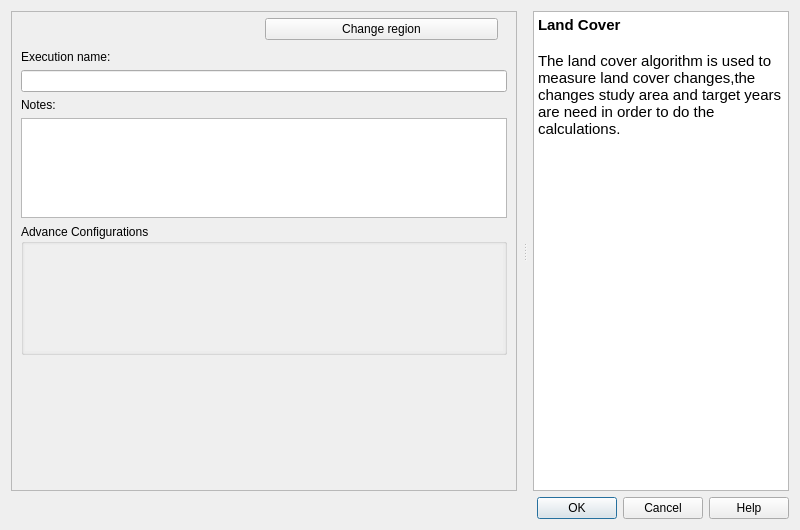
Above: LDMP/gui/DlgCalculateLC.ui from ConservationInternational/trends.earth before the change. Below: the same form after it.
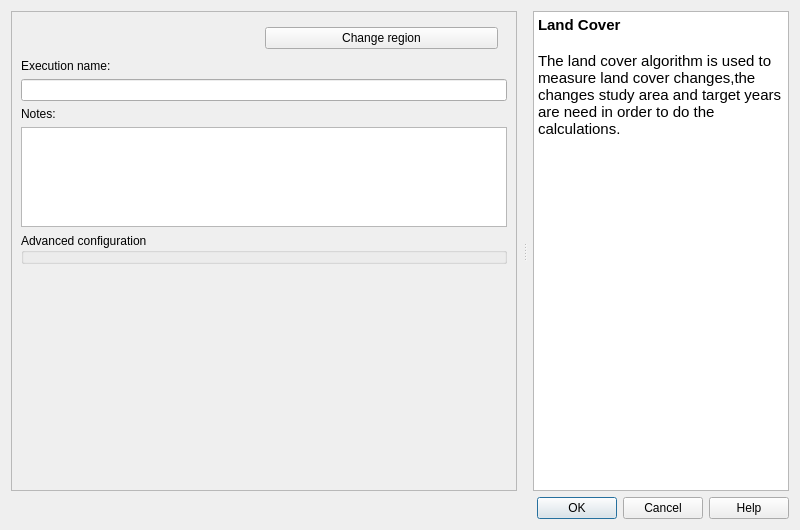
That is the form after the change. Custom widgets are drawn as their Qt base class.

Commit message: added scroll area in all algorithm execution dialogs

Patch:
```diff
--- a/LDMP/gui/DlgCalculateLC.ui
+++ b/LDMP/gui/DlgCalculateLC.ui
@@ -19,7 +19,7 @@
   <property name="windowTitle">
    <string> Land Cover | Land Degradation</string>
   </property>
-  <layout class="QVBoxLayout" name="verticalLayout">
+  <layout class="QVBoxLayout" name="verticalLayout_2">
    <item>
     <widget class="QSplitter" name="splitter">
      <property name="orientation">
@@ -36,23 +36,56 @@
        </sizepolicy>
       </property>
       <property name="frameShape">
-       <enum>QFrame::StyledPanel</enum>
+       <enum>QFrame::NoFrame</enum>
       </property>
       <property name="frameShadow">
        <enum>QFrame::Raised</enum>
       </property>
       <layout class="QVBoxLayout" name="verticalLayout_3">
        <property name="leftMargin">
-        <number>9</number>
+        <number>0</number>
        </property>
        <property name="topMargin">
         <number>0</number>
        </property>
        <property name="rightMargin">
+        <number>0</number>
+       </property>
+       <property name="bottomMargin">
+        <number>0</number>
+       </property>
+       <item>
+        <widget class="QScrollArea" name="scrollArea">
+         <property name="frameShape">
+          <enum>QFrame::StyledPanel</enum>
+         </property>
+         <property name="widgetResizable">
+          <bool>true</bool>
+         </property>
+         <widget class="QWidget" name="scrollAreaWidgetContents">
+          <property name="geometry">
+           <rect>
+            <x>0</x>
+            <y>0</y>
+            <width>508</width>
+            <height>479</height>
+           </rect>
+          </property>
+          <layout class="QVBoxLayout" name="verticalLayout">
+           <property name="spacing">
+            <number>6</number>
+           </property>
+           <property name="leftMargin">
         <number>9</number>
        </property>
+           <property name="topMargin">
+            <number>9</number>
+           </property>
+           <property name="rightMargin">
+            <number>9</number>
+           </property>
        <property name="bottomMargin">
-        <number>4</number>
+            <number>9</number>
        </property>
        <item>
         <widget class="QFrame" name="setup_frame">
@@ -140,14 +173,17 @@
         </widget>
        </item>
        <item>
-        <widget class="QgsCollapsibleGroupBox" name="advance_configurations">
+            <widget class="QgsCollapsibleGroupBox" name="advanced_configurations">
          <property name="title">
-          <string>Advance Configurations</string>
+              <string>Advanced configuration</string>
          </property>
          <property name="collapsed">
           <bool>false</bool>
          </property>
          <layout class="QVBoxLayout" name="verticalLayout_4">
+              <property name="spacing">
+               <number>1</number>
+              </property>
           <property name="leftMargin">
            <number>1</number>
           </property>
@@ -161,23 +197,13 @@
            <number>1</number>
           </property>
           <item>
-           <widget class="QScrollArea" name="scroll_area">
+               <widget class="QFrame" name="configurations_frame">
             <property name="frameShape">
              <enum>QFrame::NoFrame</enum>
             </property>
-            <property name="widgetResizable">
-             <bool>true</bool>
-            </property>
-            <widget class="QWidget" name="scrollAreaWidgetContents">
-             <property name="geometry">
-              <rect>
-               <x>0</x>
-               <y>0</y>
-               <width>482</width>
-               <height>89</height>
-              </rect>
-             </property>
-            </widget>
+                <property name="frameShadow">
+                 <enum>QFrame::Raised</enum>
+                </property>
            </widget>
           </item>
          </layout>
@@ -191,10 +217,14 @@
          <property name="sizeHint" stdset="0">
           <size>
            <width>20</width>
-           <height>40</height>
+               <height>179</height>
           </size>
          </property>
         </spacer>
+           </item>
+          </layout>
+         </widget>
+        </widget>
        </item>
       </layout>
      </widget>
```
Lines whose indentation alone changed are shown as unchanged. The commit also changes 12 other files.
